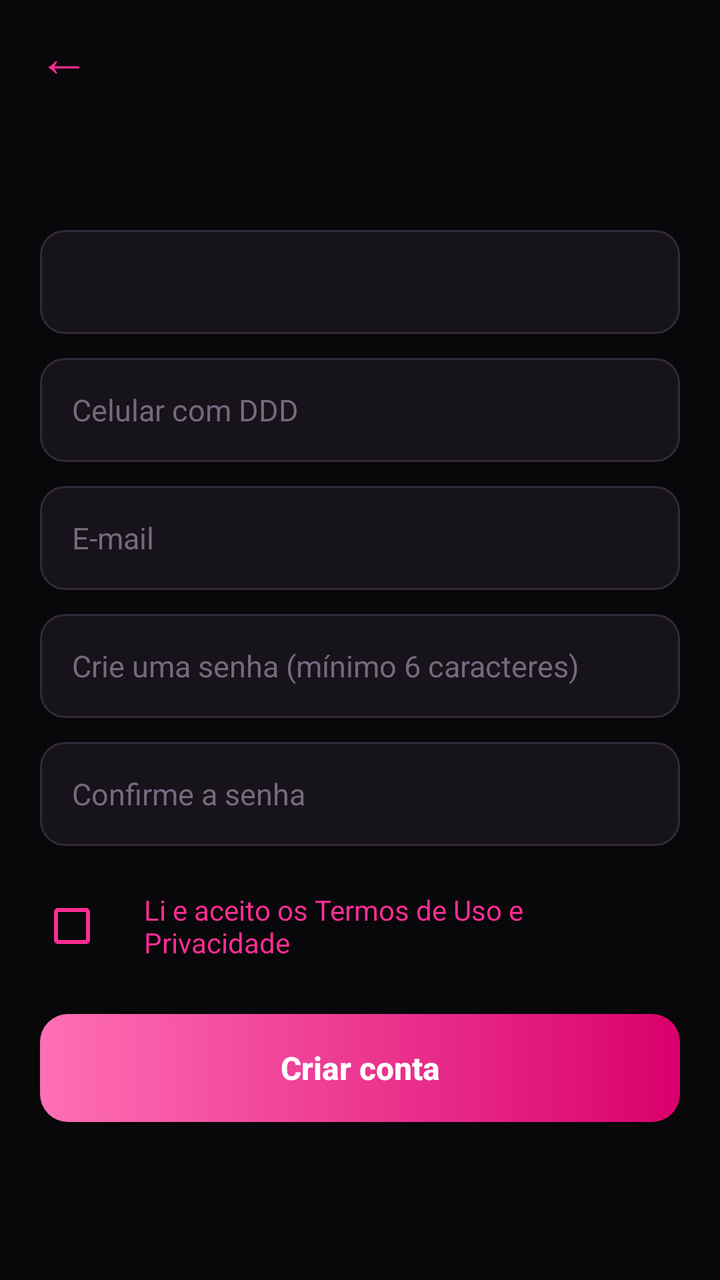
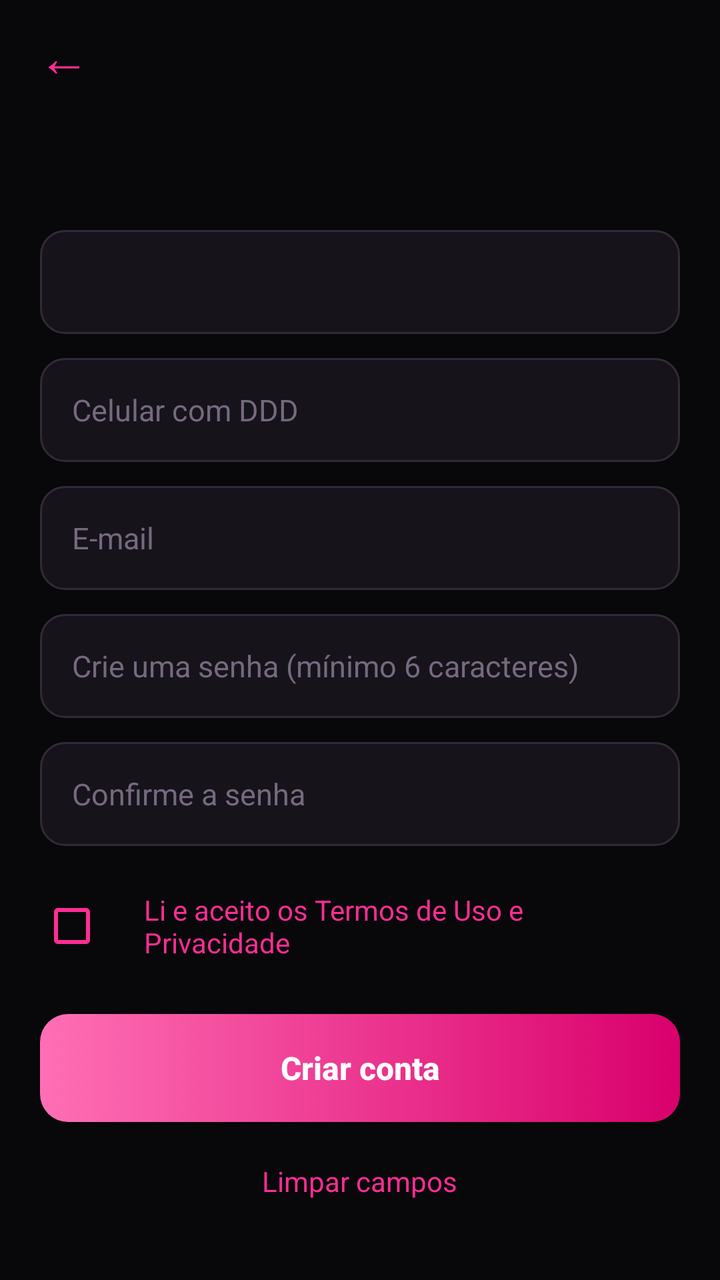

An Android layout rendered at two revisions. The XML below is the earlier revision; the diff shows what the commit changed to produce the second picture.
<!-- AndroidManifest.xml: application theme Theme.Manicure -->
<!-- res/layout/activity_cadastro.xml -->
<?xml version="1.0" encoding="utf-8"?>
<LinearLayout xmlns:android="http://schemas.android.com/apk/res/android"
    android:layout_width="match_parent"
    android:layout_height="match_parent"
    android:background="@color/fundo"
    android:orientation="vertical">

    <include
        android:id="@+id/topo"
        layout="@layout/include_topo" />

    <ScrollView
        android:id="@+id/scrollRoot"
        android:layout_width="match_parent"
        android:layout_height="0dp"
        android:layout_weight="1"
        android:fillViewport="true">

        <LinearLayout
            android:layout_width="match_parent"
            android:layout_height="wrap_content"
            android:orientation="vertical"
            android:padding="20dp">

            <TextView
                android:id="@+id/tvExplicacao"
                style="@style/TextoCorpo"
                android:layout_marginBottom="20dp" />

            <EditText
                android:id="@+id/etNome"
                style="@style/Campo"
                android:inputType="textPersonName|textCapWords" />

            <EditText
                android:id="@+id/etTelefone"
                style="@style/Campo"
                android:hint="@string/telefone"
                android:inputType="phone" />

            <EditText
                android:id="@+id/etEmail"
                style="@style/Campo"
                android:autofillHints="emailAddress"
                android:hint="@string/email"
                android:inputType="textEmailAddress" />

            <LinearLayout
                android:id="@+id/blocoConta"
                android:layout_width="match_parent"
                android:layout_height="wrap_content"
                android:orientation="vertical">

                <EditText
                    android:id="@+id/etSenha"
                    style="@style/Campo"
                    android:hint="@string/senha_nova"
                    android:inputType="textPassword" />

                <EditText
                    android:id="@+id/etConfirmarSenha"
                    style="@style/Campo"
                    android:hint="@string/senha_confirmar"
                    android:inputType="textPassword" />
            </LinearLayout>

            <LinearLayout
                android:layout_width="match_parent"
                android:layout_height="wrap_content"
                android:layout_marginTop="4dp"
                android:layout_marginBottom="20dp"
                android:gravity="center_vertical"
                android:orientation="horizontal">

                <CheckBox
                    android:id="@+id/cbTermos"
                    android:layout_width="wrap_content"
                    android:layout_height="wrap_content"
                    android:buttonTint="@color/rosa" />

                <TextView
                    android:id="@+id/tvTermos"
                    android:layout_width="0dp"
                    android:layout_height="wrap_content"
                    android:layout_weight="1"
                    android:padding="4dp"
                    android:text="@string/cadastro_aceito_termos"
                    android:textColor="@color/rosa"
                    android:textSize="14sp" />
            </LinearLayout>

            <Button
                android:id="@+id/btnCadastrar"
                style="@style/BotaoPrimario"
                android:text="@string/cadastro_criar" />

            <ProgressBar
                android:id="@+id/progressBar"
                android:layout_width="32dp"
                android:layout_height="32dp"
                android:layout_gravity="center_horizontal"
                android:layout_marginTop="16dp"
                android:indeterminateTint="@color/rosa"
                android:visibility="gone" />
        </LinearLayout>
    </ScrollView>
</LinearLayout>
<!-- res/layout/include_topo.xml (included above) -->
<?xml version="1.0" encoding="utf-8"?>
<LinearLayout xmlns:android="http://schemas.android.com/apk/res/android"
    android:layout_width="match_parent"
    android:layout_height="56dp"
    android:gravity="center_vertical"
    android:orientation="horizontal"
    android:paddingStart="8dp"
    android:paddingEnd="16dp">

    <TextView
        android:id="@+id/btnVoltar"
        android:layout_width="48dp"
        android:layout_height="48dp"
        android:background="?attr/selectableItemBackgroundBorderless"
        android:contentDescription="@string/voltar"
        android:gravity="center"
        android:text="←"
        android:textColor="@color/rosa"
        android:textSize="26sp" />

    <TextView
        android:id="@+id/tvTitulo"
        android:layout_width="0dp"
        android:layout_height="wrap_content"
        android:layout_marginStart="4dp"
        android:layout_weight="1"
        android:textColor="@color/texto"
        android:textSize="19sp"
        android:textStyle="bold" />
</LinearLayout>
<!-- resources referenced by this layout -->
<resources>
  <color name="fundo">#08070A</color>
  <color name="rosa">#FF2D95</color>
  <color name="texto">#FFFFFF</color>
  <string name="cadastro_aceito_termos">Li e aceito os Termos de Uso e Privacidade</string>
  <string name="cadastro_criar">Criar conta</string>
  <string name="email">E-mail</string>
  <string name="senha_confirmar">Confirme a senha</string>
  <string name="senha_nova">Crie uma senha (mínimo 6 caracteres)</string>
  <string name="telefone">Celular com DDD</string>
  <string name="voltar">Voltar</string>
  <style name="BotaoPrimario">
          <item name="android:layout_width">match_parent</item>
          <item name="android:layout_height">54dp</item>
          <item name="android:background">@drawable/bg_botao_primario</item>
          <item name="android:textColor">@color/branco</item>
          <item name="android:textSize">16sp</item>
          <item name="android:textStyle">bold</item>
          <item name="android:textAllCaps">false</item>
          <item name="android:stateListAnimator">@null</item>
          
          <item name="backgroundTint">@null</item>
      </style>
  <style name="Campo">
          <item name="android:layout_width">match_parent</item>
          <item name="android:layout_height">52dp</item>
          <item name="android:layout_marginBottom">12dp</item>
          <item name="android:background">@drawable/bg_campo</item>
          <item name="android:paddingStart">16dp</item>
          <item name="android:paddingEnd">16dp</item>
          <item name="android:textColor">@color/texto</item>
          <item name="android:textColorHint">@color/dica</item>
          <item name="android:textSize">15sp</item>
          <item name="android:singleLine">true</item>
      </style>
  <style name="TextoCorpo">
          <item name="android:layout_width">match_parent</item>
          <item name="android:layout_height">wrap_content</item>
          <item name="android:textColor">@color/texto_secundario</item>
          <item name="android:textSize">14sp</item>
          <item name="android:lineSpacingExtra">3dp</item>
      </style>
  <!-- drawable bg_botao_primario (drawable) -->
  <?xml version="1.0" encoding="utf-8"?>
  <selector xmlns:android="http://schemas.android.com/apk/res/android">
      <item android:state_enabled="false">
          <shape android:shape="rectangle">
              <solid android:color="@color/borda" />
              <corners android:radius="14dp" />
          </shape>
      </item>
      <item>
          <shape android:shape="rectangle">
              <gradient android:angle="0" android:startColor="@color/rosa_claro" android:endColor="@color/rosa_escuro" />
              <corners android:radius="14dp" />
          </shape>
      </item>
  </selector>
  <color name="branco">#FFFFFF</color>
  <!-- drawable bg_campo (drawable) -->
  <?xml version="1.0" encoding="utf-8"?>
  <shape xmlns:android="http://schemas.android.com/apk/res/android" android:shape="rectangle">
      <solid android:color="@color/superficie" />
      <stroke android:width="1dp" android:color="@color/borda" />
      <corners android:radius="12dp" />
  </shape>
  <color name="dica">#76697E</color>
  <color name="texto_secundario">#B3A9B8</color>
  <color name="rosa_escuro">#D9006C</color>
  <color name="superficie">#16131A</color>
  <style name="Theme.Manicure.Dialogo" parent="ThemeOverlay.MaterialComponents.MaterialAlertDialog">
          <item name="colorPrimary">@color/rosa</item>
          <item name="colorSurface">@color/superficie_alta</item>
          <item name="colorOnSurface">@color/texto</item>
          <item name="android:textColorPrimary">@color/texto</item>
          <item name="android:textColorHint">@color/dica</item>
      </style>
  <color name="borda">#33293A</color>
  <color name="rosa_claro">#FF6FB5</color>
  <color name="superficie_alta">#211B26</color>
  <!-- unchanged entries left out for length: 1 -->
</resources>

<!-- the commit's change to res/layout/activity_cadastro.xml (unified diff, before → after) -->
@@ -94,6 +94,17 @@
                 style="@style/BotaoPrimario"
                 android:text="@string/cadastro_criar" />
 
+            <TextView
+                android:id="@+id/tvLimpar"
+                android:layout_width="wrap_content"
+                android:layout_height="wrap_content"
+                android:layout_gravity="center_horizontal"
+                android:layout_marginTop="12dp"
+                android:padding="8dp"
+                android:text="@string/cadastro_limpar"
+                android:textColor="@color/rosa"
+                android:textSize="14sp" />
+
             <ProgressBar
                 android:id="@+id/progressBar"
                 android:layout_width="32dp"
<!-- resource entries referenced after the edit -->
@@ -5,6 +5,7 @@
   <color name="texto">#FFFFFF</color>
   <string name="cadastro_aceito_termos">Li e aceito os Termos de Uso e Privacidade</string>
   <string name="cadastro_criar">Criar conta</string>
+  <string name="cadastro_limpar">Limpar campos</string>
   <string name="email">E-mail</string>
   <string name="senha_confirmar">Confirme a senha</string>
   <string name="senha_nova">Crie uma senha (mínimo 6 caracteres)</string>
